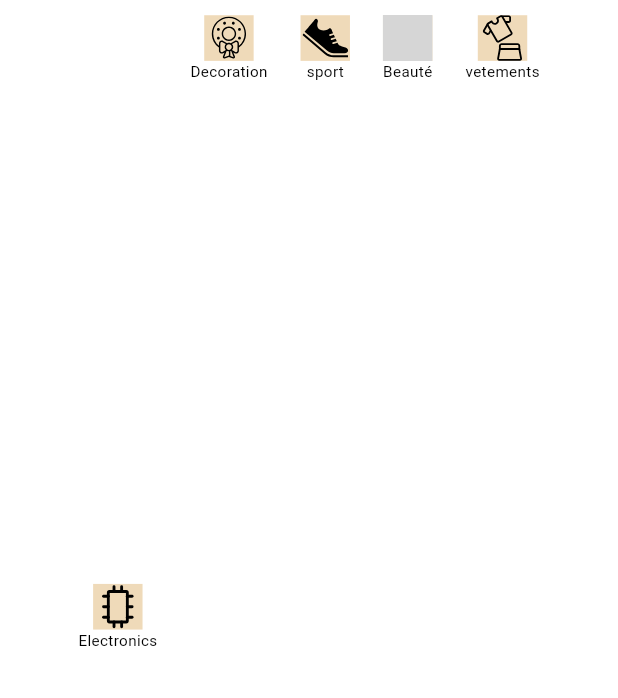
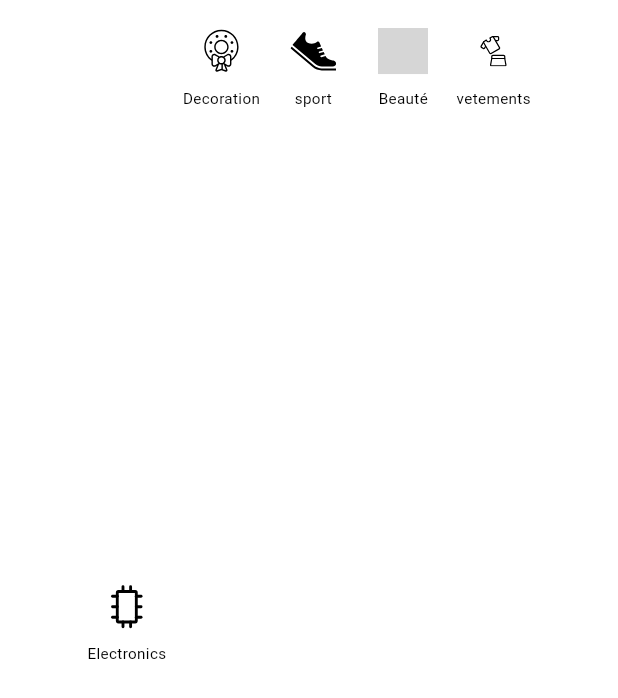
Before and after one commit to Jumvi/flutter-CoopApp, a Flutter app: the CategoryTitle widget shown alone on an empty page, opened directly, on a phone screen of 412 x 824 dp. Shown: the top 698 px of the screen. Run offline on Flutter 3.47's test engine with Material 3 defaults, Android fonts, the phone set to English and light mode, and no system bars; our stand-ins replace flutter_svg; Roboto replaces fonts that are missing (Muli); grey boxes are pictures that could not be loaded.

```diff
--- a/lib/screen/product/category_title.dart
+++ b/lib/screen/product/category_title.dart
@@ -21,11 +21,15 @@ class CategoryTitle extends StatelessWidget {
                   mainAxisSize: MainAxisSize.min,
                   children: [
                     Container(
-                      color: const Color.fromARGB(255, 239, 218, 185),
+                        child: IconButton(
+                      focusColor: Colors.blue,
+                      onPressed: () {},
+                      icon: SvgPicture.asset(
+                        "assets/icons/electronic.svg",
+                        height: getProportionateScreenHeight(30),
                         width: getProportionateScreenWidth(30),
-                      height: getProportionateScreenHeight(30),
-                      child: SvgPicture.asset("assets/icons/electronic.svg"),
                       ),
+                    )),
                     Text(
                       'Electronics',
                       style: TextStyle(
@@ -35,15 +39,19 @@ class CategoryTitle extends StatelessWidget {
                   ],
                 ),
                 SizedBox(
-                  width: getProportionateScreenWidth(20),
+                  width: getProportionateScreenWidth(10),
                 ),
                 Column(
                   children: [
                     Container(
-                      color: const Color.fromARGB(255, 239, 218, 185),
+                      child: IconButton(
+                          focusColor: Colors.blue,
+                          onPressed: () {},
+                          icon: SvgPicture.asset(
+                            "assets/icons/decoration.svg",
+                            height: getProportionateScreenHeight(30),
                             width: getProportionateScreenWidth(30),
-                      height: getProportionateScreenHeight(30),
-                      child: SvgPicture.asset("assets/icons/decoration.svg"),
+                          )),
                     ),
                     Text(
                       'Decoration',
@@ -54,20 +62,20 @@ class CategoryTitle extends StatelessWidget {
                   ],
                 ),
                 SizedBox(
-                  width: getProportionateScreenWidth(20),
+                  width: getProportionateScreenWidth(10),
                 ),
                 Column(
                   children: [
                     Container(
-                      color: const Color.fromARGB(255, 239, 218, 185),
-                      width: getProportionateScreenWidth(30),
-                      height: getProportionateScreenHeight(30),
-                      child: SvgPicture.asset(
+                        child: IconButton(
+                      focusColor: Colors.blue,
+                      onPressed: () {},
+                      icon: SvgPicture.asset(
                         "assets/icons/sport.svg",
                         width: getProportionateScreenWidth(30),
                         height: getProportionateScreenHeight(30),
                       ),
-                    ),
+                    )),
                     Text(
                       'sport',
                       style: TextStyle(
@@ -77,19 +85,19 @@ class CategoryTitle extends StatelessWidget {
                   ],
                 ),
                 SizedBox(
-                  width: getProportionateScreenWidth(20),
+                  width: getProportionateScreenWidth(10),
                 ),
                 Column(
                   children: [
                     Container(
-                      color: const Color.fromARGB(255, 239, 218, 185),
-                      width: getProportionateScreenWidth(30),
-                      height: getProportionateScreenHeight(30),
-                      child: SvgPicture.asset(
+                      child: IconButton(
+                          focusColor: Colors.blue,
+                          onPressed: () {},
+                          icon: SvgPicture.asset(
                             "assets/icons/beaute.svg",
                             height: getProportionateScreenHeight(30),
                             width: getProportionateScreenWidth(30),
-                      ),
+                          )),
                     ),
                     Text(
                       'Beauté',
@@ -100,7 +108,7 @@ class CategoryTitle extends StatelessWidget {
                   ],
                 ),
                 SizedBox(
-                  width: getProportionateScreenWidth(20),
+                  width: getProportionateScreenWidth(10),
                 ),
                 Column(
                   children: [
@@ -108,14 +116,14 @@ class CategoryTitle extends StatelessWidget {
                       width: getProportionateScreenWidth(10),
                     ),
                     Container(
-                      color: const Color.fromARGB(255, 239, 218, 185),
-                      width: getProportionateScreenWidth(30),
-                      height: getProportionateScreenHeight(30),
-                      child: SvgPicture.asset(
+                      child: IconButton(
+                          focusColor: Colors.blue,
+                          onPressed: () {},
+                          icon: SvgPicture.asset(
                             "assets/icons/vetement.svg",
-                        width: getProportionateScreenWidth(40),
-                        height: getProportionateScreenHeight(40),
-                      ),
+                            width: getProportionateScreenWidth(20),
+                            height: getProportionateScreenHeight(20),
+                          )),
                     ),
                     Text(
                       'vetements',
```
Also changed, not shown: lib/screen/product/popular_product.dart (added, +57 -0 lines), lib/screen/product/product_list_pub.dart (+91 -82 lines), lib/screen/product/products.dart (+114 -18 lines), lib/screen/product/searchForm.dart (added, +76 -0 lines), assets/icons/basket-svgrepo-com.svg (added), assets/icons/notification.svg (added), assets/icons/recherche.svg (added), lib/screen/product/bottom_navigation.dart (added). Lines whose indentation alone changed are shown as unchanged.
